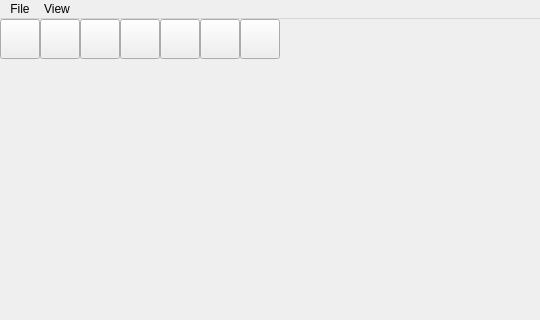
Above: frontend/resource/GUI.ui from gintalk/network-visualization-main before the change; both pictures show x 0 to 540 and y 0 to 320 of the 1000 by 700 pixel window. Below: the same form after it.
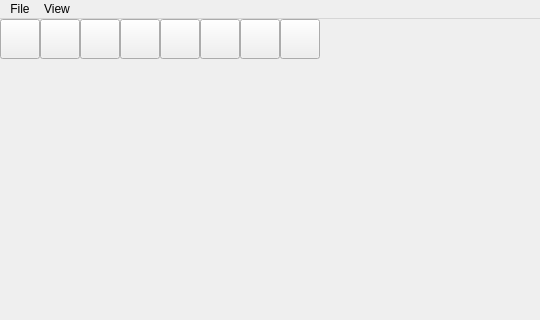
That is the form after the change. Icons and pictures are not drawn.

```diff
--- a/frontend/resource/GUI.ui
+++ b/frontend/resource/GUI.ui
@@ -236,6 +236,19 @@
      <string/>
     </property>
    </widget>
+   <widget class="QPushButton" name="add_attribute_value">
+    <property name="geometry">
+     <rect>
+      <x>280</x>
+      <y>0</y>
+      <width>40</width>
+      <height>40</height>
+     </rect>
+    </property>
+    <property name="text">
+     <string/>
+    </property>
+   </widget>
   </widget>
   <widget class="QMenuBar" name="menubar">
    <property name="geometry">
```
